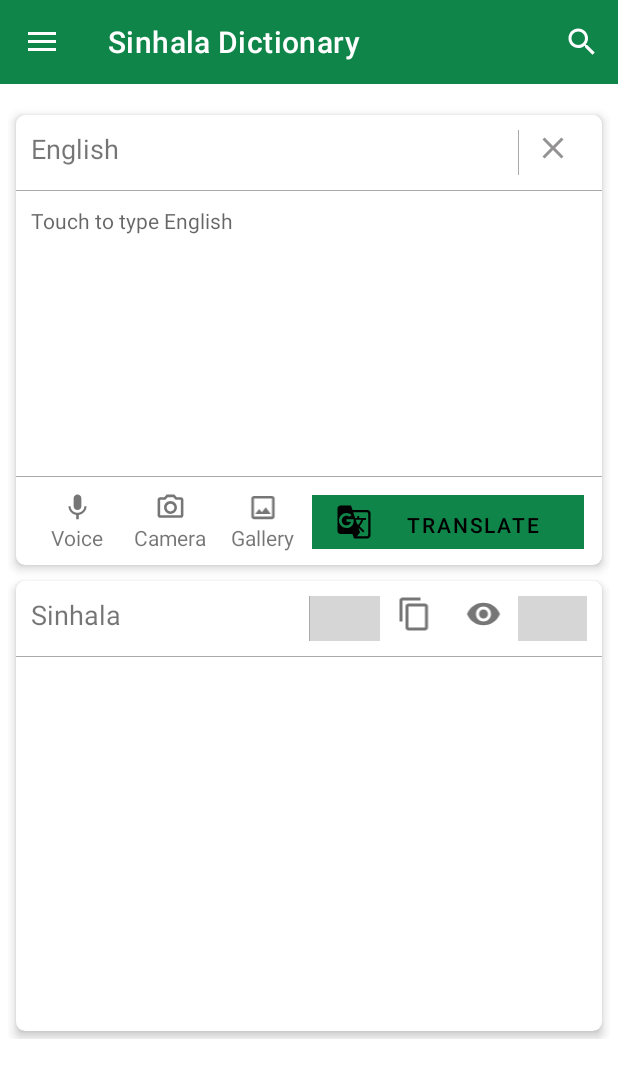
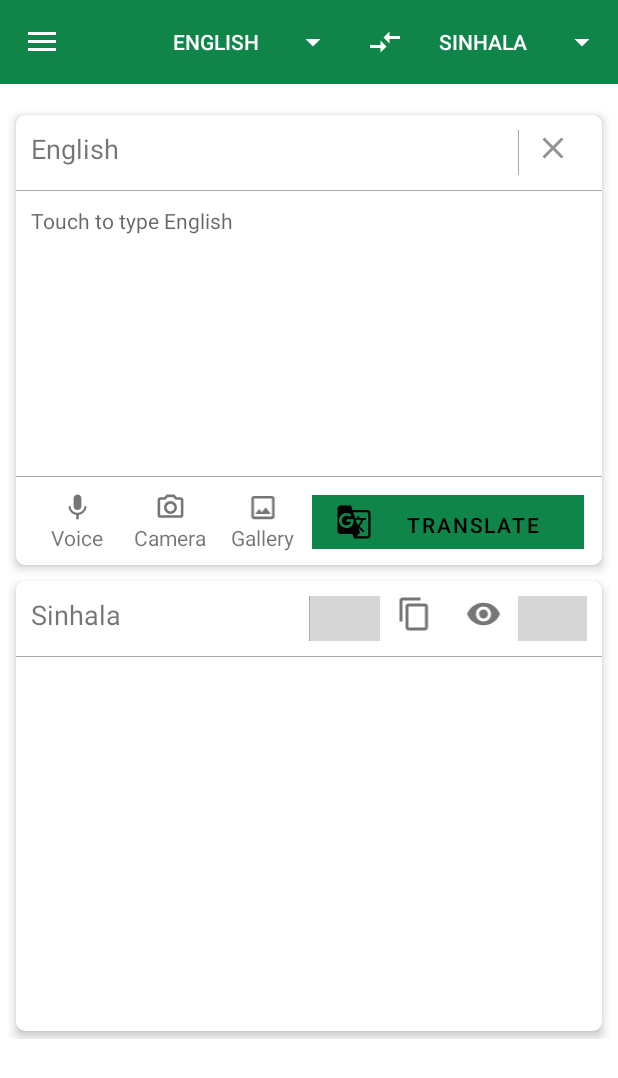
Before and after one commit to Shihara-Dilshan/Sinhala-Dictionary, an Android app: the DictionaryFragment screen opened directly, with no data from a screen before it, in the side drawer, after a tap on "Translator", on a phone screen of 412 x 824 dp. Shown: the top 1078 px of the screen. Run offline under Robolectric (Android 15) with nearby library versions, the phone set to English and light mode, and no system bars; grey boxes are pictures that could not be loaded.

```diff
--- a/app/src/main/java/com/example/sinhaladictionary/MainActivity.java
+++ b/app/src/main/java/com/example/sinhaladictionary/MainActivity.java
@@ -7,50 +7,25 @@
 import androidx.core.view.GravityCompat;
 import androidx.drawerlayout.widget.DrawerLayout;
 
-import android.app.FragmentManager;
-import android.app.FragmentTransaction;
+import android.app.Dialog;
 import android.content.Intent;
 import android.os.Build;
 import android.os.Bundle;
 import android.view.Menu;
 import android.view.MenuInflater;
 import android.view.MenuItem;
-import android.view.View;
-import android.widget.Adapter;
-import android.widget.TextView;
 import android.widget.Toast;
 
 import androidx.appcompat.widget.Toolbar;
-import androidx.recyclerview.widget.LinearLayoutManager;
-import androidx.recyclerview.widget.RecyclerView;
 
 import com.example.sinhaladictionary.fragments.DictionaryFragment;
 import com.example.sinhaladictionary.fragments.TranslatorFragment;
-import com.example.sinhaladictionary.models.EnglishWord;
-import com.example.sinhaladictionary.models.SinhalaWord;
 import com.google.android.material.navigation.NavigationView;
-
-import org.json.JSONArray;
-import org.json.JSONException;
-import org.json.JSONObject;
-
-import java.io.BufferedReader;
-import java.io.IOException;
-import java.io.InputStream;
-import java.io.InputStreamReader;
-import java.io.Reader;
-import java.io.StringWriter;
-import java.io.Writer;
-import java.util.ArrayList;
-import java.util.Collections;
-import java.util.Comparator;
-import java.util.HashMap;
-import java.util.List;
-import java.util.stream.Collectors;
 
 public class MainActivity extends AppCompatActivity implements NavigationView.OnNavigationItemSelectedListener {
     private DrawerLayout drawerLayout;
     private NavigationView navigationView;
+    private int menuResource;
 
     @RequiresApi(api = Build.VERSION_CODES.N)
     @Override
@@ -69,7 +44,7 @@
         navigationView.setNavigationItemSelectedListener(this);
         drawerLayout.addDrawerListener(toggle);
         toggle.syncState();
-
+        menuResource = R.menu.search_menu;
         mountDictionaryFragment();
         getSupportActionBar().setElevation(0);
 
@@ -86,8 +61,9 @@
 
     @Override
     public boolean onCreateOptionsMenu(Menu menu) {
+        Toast.makeText(this, "called", Toast.LENGTH_SHORT).show();
         MenuInflater menuInflater = getMenuInflater();
-        menuInflater.inflate(R.menu.search_menu, menu);
+        menuInflater.inflate(menuResource, menu);
         return true;
     }
 
@@ -112,16 +88,32 @@
             case R.id.drawer_dictionary:
                 mountDictionaryFragment();
                 drawerLayout.closeDrawer(GravityCompat.START);
+                menuResource = R.menu.search_menu;
                 break;
             case R.id.drawer_translator:
                 mountTranslatorFragment();
                 drawerLayout.closeDrawer(GravityCompat.START);
+                menuResource = R.menu.translator_menu;
                 break;
             case R.id.drawer_setting:
                 startActivity(intent);
+                break;
+            case R.id.drawer_about:
+                drawerLayout.closeDrawer(GravityCompat.START);
+                openDialog();
                 break;
         }
         return true;
     }
 
+    public void openDialog() {
+        int width = (int)(getResources().getDisplayMetrics().widthPixels*0.95);
+        int height = (int)(getResources().getDisplayMetrics().heightPixels*0.95);
+
+        final Dialog dialog = new Dialog(this); // Context, this, etc.
+        dialog.setContentView(R.layout.about_diloag_box);
+        dialog.setTitle("About");
+        dialog.getWindow().setLayout(width, height);
+        dialog.show();
+    }
 }
--- a/app/src/main/java/com/example/sinhaladictionary/fragments/DictionaryFragment.java
+++ b/app/src/main/java/com/example/sinhaladictionary/fragments/DictionaryFragment.java
@@ -5,6 +5,7 @@
 import android.graphics.drawable.Drawable;
 import android.os.Bundle;
 
+import androidx.appcompat.app.AppCompatActivity;
 import androidx.core.content.res.ResourcesCompat;
 import androidx.fragment.app.Fragment;
 
@@ -25,7 +26,7 @@
     @Override
     public View onCreateView(LayoutInflater inflater, ViewGroup container,
                              Bundle savedInstanceState) {
-
+        ((AppCompatActivity)getActivity()).getSupportActionBar().setDisplayShowTitleEnabled(true);
         View view =  inflater.inflate(R.layout.fragment_dictionary, container, false);
         englishBtn = view.findViewById(R.id.btn_english);
         sinhalaBtn = view.findViewById(R.id.btn_sinhala);
--- a/app/src/main/java/com/example/sinhaladictionary/fragments/TranslatorFragment.java
+++ b/app/src/main/java/com/example/sinhaladictionary/fragments/TranslatorFragment.java
@@ -2,6 +2,7 @@
 
 import android.os.Bundle;
 
+import androidx.appcompat.app.AppCompatActivity;
 import androidx.fragment.app.Fragment;
 
 import android.view.LayoutInflater;
@@ -15,7 +16,17 @@
     public View onCreateView(LayoutInflater inflater, ViewGroup container,
                              Bundle savedInstanceState) {
         // Inflate the layout for this fragment
+
+        ((AppCompatActivity)getActivity()).getSupportActionBar().setDisplayShowTitleEnabled(false);
         View view = inflater.inflate(R.layout.fragment_translator, container, false);
         return view;
     }
+
+    @Override
+    public void onCreate(Bundle savedInstanceState) {
+        super.onCreate(savedInstanceState);
+        setHasOptionsMenu(true);
+    }
+
+
 }
--- /dev/null
+++ b/app/src/main/res/drawable/ic_baseline_arrow_drop_down_24.xml
@@ -0,0 +1,5 @@
+<vector android:height="24dp" android:tint="#FFFFFF"
+    android:viewportHeight="24" android:viewportWidth="24"
+    android:width="24dp" xmlns:android="http://schemas.android.com/apk/res/android">
+    <path android:fillColor="@android:color/white" android:pathData="M7,10l5,5 5,-5z"/>
+</vector>
--- /dev/null
+++ b/app/src/main/res/drawable/ic_baseline_compare_arrows_24.xml
@@ -0,0 +1,5 @@
+<vector android:height="24dp" android:tint="#FFFFFF"
+    android:viewportHeight="24" android:viewportWidth="24"
+    android:width="24dp" xmlns:android="http://schemas.android.com/apk/res/android">
+    <path android:fillColor="@android:color/white" android:pathData="M9.01,14H2v2h7.01v3L13,15l-3.99,-4V14zM14.99,13v-3H22V8h-7.01V5L11,9L14.99,13z"/>
+</vector>
--- /dev/null
+++ b/app/src/main/res/menu/translator_menu.xml
@@ -0,0 +1,22 @@
+<?xml version="1.0" encoding="utf-8"?>
+<menu xmlns:android="http://schemas.android.com/apk/res/android"
+    xmlns:app="http://schemas.android.com/apk/res-auto">
+    <item
+        app:showAsAction="always"
+        android:title="English"/>
+    <item
+        app:showAsAction="always"
+        android:icon="@drawable/ic_baseline_arrow_drop_down_24"
+        android:title="language2"/>
+    <item
+        app:showAsAction="always"
+        android:icon="@drawable/ic_baseline_compare_arrows_24"
+        android:title="language2"/>
+    <item
+        app:showAsAction="always"
+        android:title="Sinhala"/>
+    <item
+        app:showAsAction="always"
+        android:icon="@drawable/ic_baseline_arrow_drop_down_24"
+        android:title="language2"/>
+</menu>
--- a/app/src/main/res/values/colors.xml
+++ b/app/src/main/res/values/colors.xml
@@ -1,6 +1,6 @@
 <?xml version="1.0" encoding="utf-8"?>
 <resources>
-    <color name="purple_200">#76DA37</color>
+    <color name="purple_200">#408713</color>
     <color name="purple_500">#76DA37</color>
     <color name="purple_700">#76DA37</color>
     <color name="teal_200">#FF03DAC5</color>
```
Also changed, not shown: app/src/main/res/layout/about_diloag_box.xml (added, +89 -0 lines), app/src/main/res/mipmap-xhdpi/email.png (added), app/src/main/res/mipmap-xhdpi/facebook.png (added), app/src/main/res/mipmap-xhdpi/linkedin.png (added), app/src/main/res/mipmap-xhdpi/twitter.png (added), app/src/main/res/mipmap-xhdpi/youtube.png (added), app/src/main/res/mipmap-xhdpi/youtubered.png (added).
